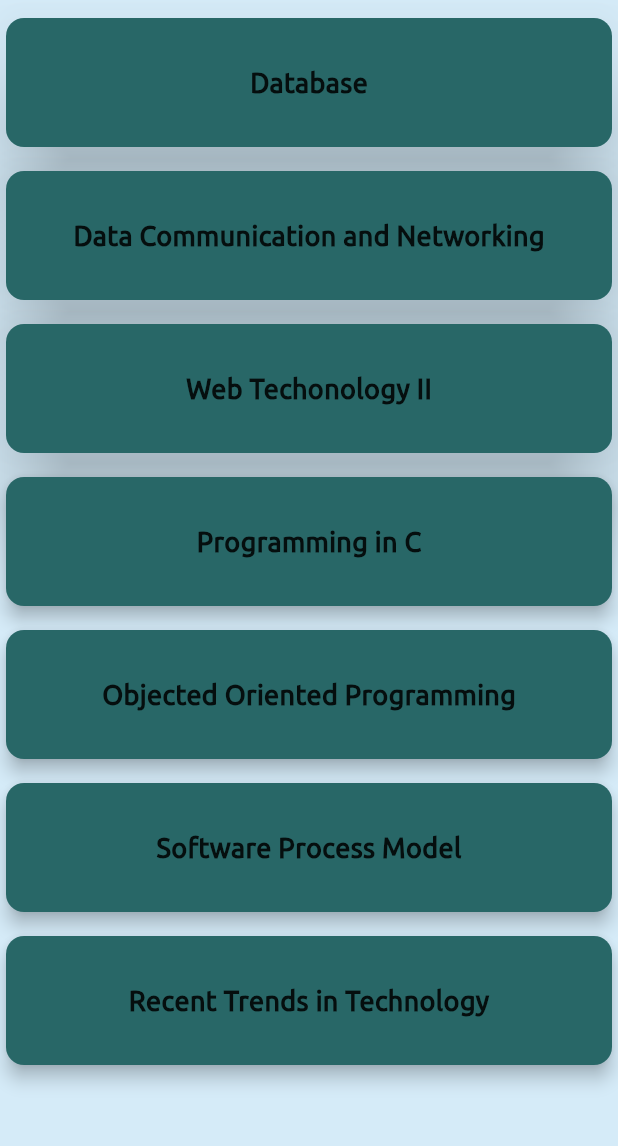
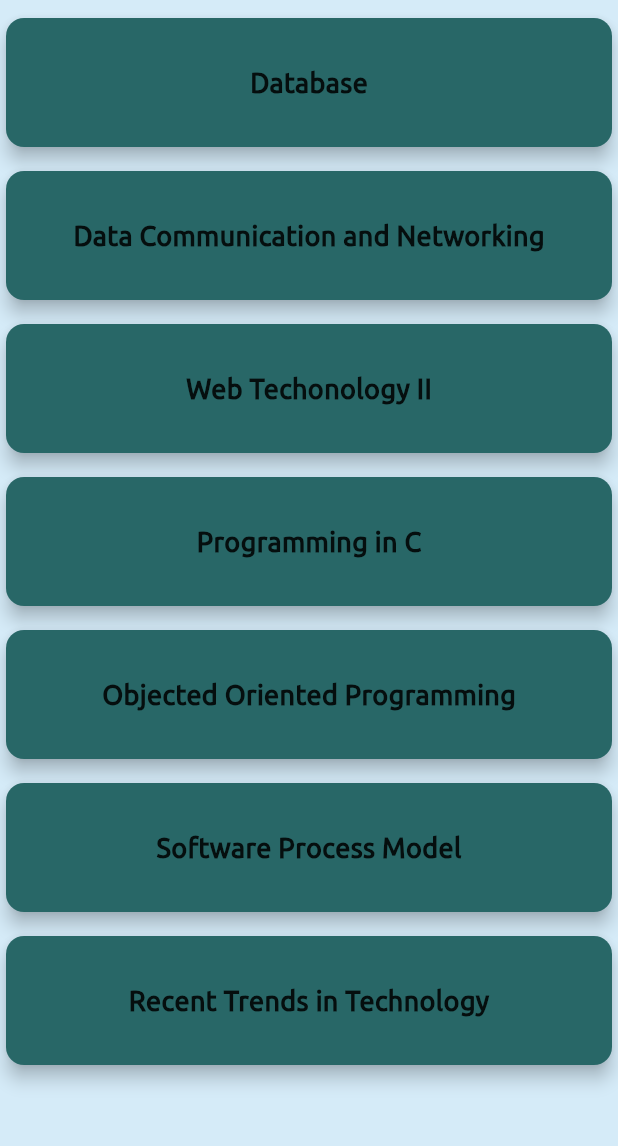
Before and after one commit to Nishan-Pradhan06/Flutter_E-Note-App, a Flutter app: the screen it shows after launch, on a phone screen of 412 x 824 dp, the part 84-1230 px from its top. Run offline on Flutter 3.47's test engine with Material 3 defaults, Android fonts, the phone set to English and light mode, and no system bars; our stand-ins replace animated_splash_screen, google_mobile_ads, lottie, rating_dialog, share; missing offline and left inert: bulleted_list; network calls fail.

Commit message:
fix bug,

```diff
--- a/lib/topics/topics.dart
+++ b/lib/topics/topics.dart
@@ -8,48 +8,90 @@ import 'package:computer_12/Contains/unit4.dart';
 import 'package:computer_12/Contains/unit5.dart';
 import 'package:computer_12/Contains/unit6.dart';
 import 'package:computer_12/Contains/unit7.dart';
-import 'package:google_mobile_ads/google_mobile_ads.dart';
+// import 'package:google_mobile_ads/google_mobile_ads.dart';
 
-class TopicsList extends StatelessWidget {
-  TopicsList({super.key}) {
-    _initAd();
-  }
-  ////
-  ///advertisment
+class TopicsList extends StatefulWidget {
+  const TopicsList({super.key});
 
-  late InterstitialAd _interstitialAd;
-  // ignore: unused_field
-  bool _isAdLoaded = false;
-  void _initAd() {
-    InterstitialAd.load(
-      adUnitId: 'ca-app-pub-3940256099942544/1033173712',
-      request: const AdRequest(),
-      adLoadCallback: InterstitialAdLoadCallback(
-        onAdLoaded: (InterstitialAd ad) {
-          _interstitialAd = ad;
-          _isAdLoaded = true;
-          _interstitialAd.fullScreenContentCallback = FullScreenContentCallback(
-            onAdDismissedFullScreenContent: (ad) {
-              _interstitialAd.dispose();
-            },
-            onAdFailedToShowFullScreenContent: (ad, error) {
-              _interstitialAd.dispose();
-            },
-          );
-        },
-        onAdFailedToLoad: (error) {},
+  @override
+  State<TopicsList> createState() => _TopicsListState();
+}
+
+class _TopicsListState extends State<TopicsList> {
+  // late InterstitialAd _interstitialAd;
+  // bool _isAdLoaded = false;
+
+  // void _initAd() {
+  //   InterstitialAd.load(
+  //     adUnitId: 'ca-app-pub-3940256099942544/1033173712',
+  //     request: const AdRequest(),
+  //     adLoadCallback: InterstitialAdLoadCallback(
+  //       onAdLoaded: (InterstitialAd ad) {
+  //         setState(() {
+  //           _interstitialAd = ad;
+  //           _isAdLoaded = true;
+  //         });
+  //         _interstitialAd.fullScreenContentCallback = FullScreenContentCallback(
+  //           onAdDismissedFullScreenContent: (ad) {
+  //             _interstitialAd.dispose();
+  //             _initAd(); // Load a new ad after it's dismissed
+  //           },
+  //           onAdFailedToShowFullScreenContent: (ad, error) {
+  //             _interstitialAd.dispose();
+  //             _initAd(); // Load a new ad after failure to show
+  //           },
+  //         );
+  //       },
+  //       onAdFailedToLoad: (error) {
+  //         setState(() {
+  //           _isAdLoaded = false;
+  //         });
+  //       },
+  //     ),
+  //   );
+  // }
+
+  // @override
+  // void initState() {
+  //   super.initState();
+  //   _initAd(); // Call _initAd in initState or wherever appropriate in your code.
+  // }
+
+  // void onAdLoaded(InterstitialAd ad) {
+  //   setState(() {
+  //     _interstitialAd = ad;
+  //     _isAdLoaded = true;
+  //   });
+  // }
+
+/////
+  ///start list view of topics.....
+  Widget buildCard(String text, VoidCallback onTapFunction) {
+    return GestureDetector(
+      onTap: () {
+        onTapFunction();
+      },
+      child: Card(
+        color: const Color.fromARGB(255, 40, 103, 103),
+        elevation: 5.0,
+        child: Padding(
+          padding: const EdgeInsets.all(30.0),
+          child: Center(
+            child: Text(
+              text,
+              style: const TextStyle(
+                fontSize: 18.0,
+                fontWeight: FontWeight.bold,
+                fontFamily: 'Ubuntu',
+                color: Colors.black87,
+              ),
+            ),
+          ),
+        ),
       ),
     );
   }
 
-  void onAdLoaded(InterstitialAd ad) {
-    _interstitialAd = ad;
-    _isAdLoaded = true;
-  }
-
-/////
-  ///start list view of topics.....
-  ///
   @override
   Widget build(BuildContext context) {
     return SizedBox(
@@ -60,234 +102,93 @@ class TopicsList extends StatelessWidget {
           const SizedBox(
             height: 8.0,
           ),
-          GestureDetector(
-            onTap: () {
-              if (_isAdLoaded) {
-                _interstitialAd.show();
-              }
-
+          buildCard(
+            'Database',
+            () {
               Navigator.of(context).push(
                 MaterialPageRoute(
                   builder: (context) => const DataBase(),
                 ),
               );
             },
-            child: const Card(
-              color: Color.fromARGB(255, 40, 103, 103),
-              elevation: 25.0,
-              child: Padding(
-                padding: EdgeInsets.all(30.0),
-                child: Center(
-                  child: Text(
-                    'Database',
-                    style: TextStyle(
-                      fontSize: 18.0,
-                      fontWeight: FontWeight.bold,
-                      fontFamily: 'Ubuntu',
-                      color: Colors.black87,
-                    ),
-                  ),
-                ),
-              ),
-            ),
           ),
           const SizedBox(
             height: 8.0,
           ),
-          GestureDetector(
-            onTap: () {
-              // if (_isAdLoaded) {
-              //   _interstitialAd.show();
-              // }
+          buildCard(
+            'Data Communication and Networking',
+            () {
               Navigator.of(context).push(
                 MaterialPageRoute(
                   builder: (context) => const NetWork(),
                 ),
               );
             },
-            child: const Card(
-              color: Color.fromARGB(255, 40, 103, 103),
-              elevation: 25.0,
-              child: Padding(
-                padding: EdgeInsets.all(30.0),
-                child: Center(
-                  child: Text(
-                    'Data Communication and Networking',
-                    style: TextStyle(
-                      fontSize: 18.0,
-                      fontWeight: FontWeight.bold,
-                      fontFamily: 'Ubuntu',
-                      color: Colors.black87,
-                    ),
-                  ),
-                ),
-              ),
-            ),
           ),
           const SizedBox(
             height: 8.0,
           ),
-          GestureDetector(
-            onTap: () {
-              // if (_isAdLoaded) {
-              //   _interstitialAd.show();
-              // }
+          buildCard(
+            'Web Techonology II',
+            () {
               Navigator.of(context).push(
                 MaterialPageRoute(
                   builder: (context) => const WebDevelopment(),
                 ),
               );
             },
-            child: const Card(
-              color: Color.fromARGB(255, 40, 103, 103),
-              elevation: 25.0,
-              child: Padding(
-                padding: EdgeInsets.all(30.0),
-                child: Center(
-                  child: Text(
-                    'Web Techonology II',
-                    style: TextStyle(
-                      fontSize: 18.0,
-                      fontWeight: FontWeight.bold,
-                      fontFamily: 'Ubuntu',
-                      color: Colors.black87,
-                    ),
-                  ),
-                ),
-              ),
-            ),
           ),
           const SizedBox(
             height: 8.0,
           ),
-          GestureDetector(
-            onTap: () {
-              // if (_isAdLoaded) {
-              //   _interstitialAd.show();
-              // }
+          buildCard(
+            'Programming in C',
+            () {
               Navigator.of(context).push(
                 MaterialPageRoute(
                   builder: (context) => const ProgrammingC(),
                 ),
               );
             },
-            child: const Card(
-              color: Color.fromARGB(255, 40, 103, 103),
-              elevation: 5.0,
-              child: Padding(
-                padding: EdgeInsets.all(30.0),
-                child: Center(
-                  child: Text(
-                    'Programming in C',
-                    style: TextStyle(
-                      fontSize: 18.0,
-                      fontWeight: FontWeight.bold,
-                      fontFamily: 'Ubuntu',
-                      color: Colors.black87,
-                    ),
-                  ),
-                ),
-              ),
-            ),
           ),
           const SizedBox(
             height: 8.0,
           ),
-          GestureDetector(
-            onTap: () {
-              // if (_isAdLoaded) {
-              //   _interstitialAd.show();
-              // }
+          buildCard(
+            'Objected Oriented Programming',
+            () {
               Navigator.of(context).push(
                 MaterialPageRoute(
                   builder: (context) => const OoP(),
                 ),
               );
             },
-            child: const Card(
-              color: Color.fromARGB(255, 40, 103, 103),
-              elevation: 5.0,
-              child: Padding(
-                padding: EdgeInsets.all(30.0),
-                child: Center(
-                  child: Text(
-                    'Objected Oriented Programming',
-                    style: TextStyle(
-                      fontSize: 18.0,
-                      fontWeight: FontWeight.bold,
-                      fontFamily: 'Ubuntu',
-                      color: Colors.black87,
-                    ),
-                  ),
-                ),
-              ),
-            ),
           ),
           const SizedBox(
             height: 8.0,
           ),
-          GestureDetector(
-            onTap: () {
-              // if (_isAdLoaded) {
-              //   _interstitialAd.show();
-              // }
+          buildCard(
+            'Software Process Model',
+            () {
               Navigator.of(context).push(
                 MaterialPageRoute(
                   builder: (context) => const SpM(),
                 ),
               );
             },
-            child: const Card(
-              color: Color.fromARGB(255, 40, 103, 103),
-              elevation: 5.0,
-              child: Padding(
-                padding: EdgeInsets.all(30.0),
-                child: Center(
-                  child: Text(
-                    'Software Process Model',
-                    style: TextStyle(
-                      fontSize: 18.0,
-                      fontWeight: FontWeight.bold,
-                      fontFamily: 'Ubuntu',
-                      color: Colors.black87,
-                    ),
-                  ),
-                ),
-              ),
-            ),
           ),
           const SizedBox(
             height: 8.0,
           ),
-          GestureDetector(
-            onTap: () {
-              // if (_isAdLoaded) {
-              //   _interstitialAd.show();
-              // }
+          buildCard(
+            'Recent Trends in Technology',
+            () {
               Navigator.of(context).push(
                 MaterialPageRoute(
                   builder: (context) => const TechNology(),
                 ),
               );
             },
-            child: const Card(
-              color: Color.fromARGB(255, 40, 103, 103),
-              elevation: 5.0,
-              child: Padding(
-                padding: EdgeInsets.all(30.0),
-                child: Center(
-                  child: Text(
-                    'Recent Trends in Technology',
-                    style: TextStyle(
-                      fontSize: 18.0,
-                      fontWeight: FontWeight.bold,
-                      fontFamily: 'Ubuntu',
-                      color: Colors.black87,
-                    ),
-                  ),
-                ),
-              ),
-            ),
           ),
         ],
       ),
```
Also changed, not shown: pubspec.yaml (+18 -18 lines).
